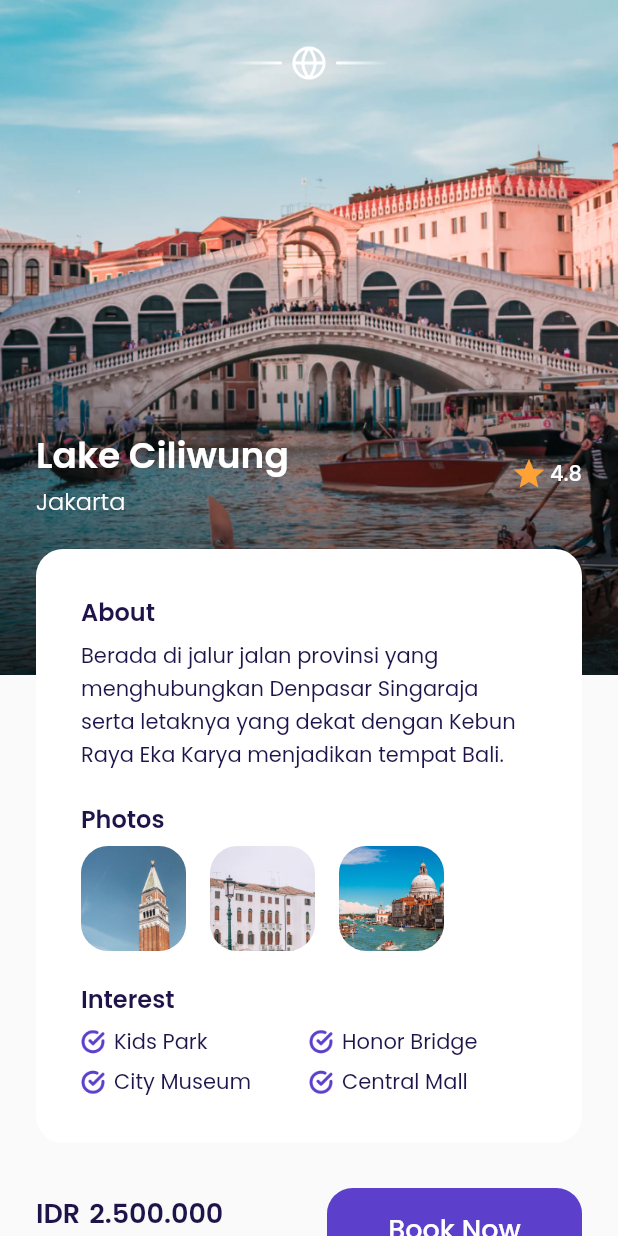
After one commit to heyaender/flutter-flyon-airplane, a Flutter app: the MainPage screen opened by its route, after a tap on "4.8", on a phone screen of 412 x 824 dp. The commit adds this screen. Run offline on Flutter 3.47's test engine with Material 2 defaults, Android fonts, the light colour scheme and no system bars; our stand-ins replace google_fonts.

Commit message:
Slicing Detail Pages

```diff
--- a/lib/shared/theme.dart
+++ b/lib/shared/theme.dart
@@ -13,6 +13,7 @@ Color greenColor = Color(0xFF0EC3AE);
 Color pinkColor = Color(0xFFEB70A5);
 Color yellowColor = Color(0xFFFFA235);
 Color transparantColor = Color(0x00000000);
+Color blackColor = Color(0xFF000000);
 
 TextStyle darkText = GoogleFonts.poppins(
   color: purpleDarkColor,
--- /dev/null
+++ b/lib/ui/pages/detail_page.dart
@@ -0,0 +1,305 @@
+// ignore_for_file: prefer_const_constructors, prefer_const_literals_to_create_immutables
+
+import 'package:flutter/material.dart';
+import 'package:flyon_airplane_app/shared/theme.dart';
+import 'package:flyon_airplane_app/ui/widgets/custom_button.dart';
+import 'package:flyon_airplane_app/ui/widgets/detail_page_photos.dart';
+import 'package:flyon_airplane_app/ui/widgets/interest_list.dart';
+
+class DetailPage extends StatelessWidget {
+  const DetailPage({Key? key}) : super(key: key);
+
+  @override
+  Widget build(BuildContext context) {
+    Widget backgroundImage() {
+      return Container(
+        width: double.infinity,
+        height: 450,
+        decoration: BoxDecoration(
+          image: DecorationImage(
+            image: AssetImage(
+              'assets/images/image_destination-1.png',
+            ),
+            fit: BoxFit.cover,
+          ),
+        ),
+      );
+    }
+
+    Widget backgroundShadow() {
+      return Container(
+        margin: EdgeInsets.only(top: 236),
+        width: double.infinity,
+        height: 214,
+        decoration: BoxDecoration(
+          gradient: LinearGradient(
+            begin: Alignment.topCenter,
+            end: Alignment.bottomCenter,
+            colors: [
+              transparantColor.withOpacity(0),
+              blackColor.withOpacity(0.8),
+            ],
+          ),
+        ),
+      );
+    }
+
+    Widget content() {
+      Widget emblem() {
+        return Container(
+          width: double.infinity,
+          height: 24,
+          decoration: BoxDecoration(
+            image: DecorationImage(
+              image: AssetImage(
+                'assets/icons/emblem.png',
+              ),
+            ),
+          ),
+        );
+      }
+
+      Widget title() {
+        return Container(
+          margin: EdgeInsets.only(
+            left: defaultmargin,
+            right: defaultmargin,
+            top: 232,
+          ),
+          width: double.infinity,
+          height: 60,
+          child: Row(
+            children: [
+              Expanded(
+                child: Column(
+                  crossAxisAlignment: CrossAxisAlignment.start,
+                  children: [
+                    Text(
+                      'Lake Ciliwung',
+                      style: whiteText.copyWith(
+                        fontSize: 24,
+                        fontWeight: semiBold,
+                      ),
+                      overflow: TextOverflow.ellipsis,
+                    ),
+                    Text(
+                      'Jakarta',
+                      style: whiteText.copyWith(
+                        fontSize: 16,
+                        fontWeight: light,
+                      ),
+                    ),
+                  ],
+                ),
+              ),
+              Row(
+                children: [
+                  SizedBox(
+                    width: 46,
+                    height: 24,
+                  ),
+                  Icon(
+                    Icons.star,
+                    color: yellowColor,
+                    size: 24,
+                  ),
+                  SizedBox(
+                    width: 2,
+                  ),
+                  Text(
+                    '4.8',
+                    style: whiteText.copyWith(
+                      fontWeight: medium,
+                    ),
+                  ),
+                ],
+              )
+            ],
+          ),
+        );
+      }
+
+      Widget description() {
+        return Container(
+          width: double.infinity,
+          margin: EdgeInsets.only(
+            left: defaultmargin,
+            right: defaultmargin,
+            top: 20,
+          ),
+          padding: EdgeInsets.symmetric(
+            horizontal: 30,
+            vertical: 30,
+          ),
+          decoration: BoxDecoration(
+            color: whiteColor,
+            borderRadius: BorderRadius.circular(
+              18,
+            ),
+          ),
+          child: Column(
+            crossAxisAlignment: CrossAxisAlignment.start,
+            children: [
+              Text(
+                'About',
+                style: darkText.copyWith(
+                  fontSize: 16,
+                  fontWeight: semiBold,
+                ),
+              ),
+              SizedBox(
+                height: 6,
+              ),
+              Text(
+                'Berada di jalur jalan provinsi yang menghubungkan Denpasar Singaraja serta letaknya yang dekat dengan Kebun Raya Eka Karya menjadikan tempat Bali.',
+                style: darkText.copyWith(
+                  fontWeight: regular,
+                  height: 1.6,
+                ),
+              ),
+              Container(
+                margin: EdgeInsets.only(
+                  top: 20,
+                ),
+              ),
+              Text(
+                'Photos',
+                style: darkText.copyWith(
+                  fontSize: 16,
+                  fontWeight: semiBold,
+                ),
+              ),
+              Row(
+                children: [
+                  DetailPagePhotos(
+                    imageUrl: 'assets/images/image_destination-s-6.png',
+                  ),
+                  DetailPagePhotos(
+                    imageUrl: 'assets/images/image_destination-s-7.png',
+                  ),
+                  DetailPagePhotos(
+                    imageUrl: 'assets/images/image_destination-s-8.png',
+                  ),
+                ],
+              ),
+              SizedBox(
+                height: 20,
+              ),
+              Text(
+                'Interest',
+                style: darkText.copyWith(
+                  fontSize: 16,
+                  fontWeight: semiBold,
+                ),
+              ),
+              Column(
+                children: [
+                  Row(
+                    children: [
+                      InterestList(
+                        textItem: 'Kids Park',
+                      ),
+                      InterestList(
+                        textItem: 'Honor Bridge',
+                      ),
+                    ],
+                  ),
+                  Row(
+                    children: [
+                      InterestList(
+                        textItem: 'City Museum',
+                      ),
+                      InterestList(
+                        textItem: 'Central Mall',
+                      ),
+                    ],
+                  ),
+                ],
+              )
+            ],
+          ),
+        );
+      }
+
+      Widget bookCheckout() {
+        return Container(
+          margin: EdgeInsets.only(
+            left: defaultmargin,
+            right: defaultmargin,
+            top: 30,
+            bottom: 31,
+          ),
+          width: double.infinity,
+          child: Row(
+            children: [
+              Expanded(
+                child: Column(
+                  crossAxisAlignment: CrossAxisAlignment.start,
+                  children: [
+                    Row(
+                      children: [
+                        Text(
+                          'IDR',
+                          style: darkText.copyWith(
+                            fontSize: 18,
+                            fontWeight: semiBold,
+                          ),
+                        ),
+                        SizedBox(
+                          width: 6,
+                        ),
+                        Text(
+                          '2.500.000',
+                          style: darkText.copyWith(
+                            fontSize: 18,
+                            fontWeight: semiBold,
+                          ),
+                        ),
+                      ],
+                    ),
+                    Text(
+                      'per orang',
+                      style: greyText.copyWith(
+                        fontWeight: light,
+                      ),
+                    ),
+                  ],
+                ),
+              ),
+              CustomButton(
+                title: 'Book Now',
+                onTap: () {},
+                width: 170,
+              ),
+            ],
+          ),
+        );
+      }
+
+      return Container(
+        margin: EdgeInsets.only(
+          top: 30,
+        ),
+        child: SafeArea(
+          child: Column(
+            children: [emblem(), title(), description(), bookCheckout()],
+          ),
+        ),
+      );
+    }
+
+    return Scaffold(
+      backgroundColor: whiteCloudColor,
+      body: SingleChildScrollView(
+        scrollDirection: Axis.vertical,
+        child: Stack(
+          children: [
+            backgroundImage(),
+            backgroundShadow(),
+            content(),
+          ],
+        ),
+      ),
+    );
+  }
+}
--- a/lib/ui/widgets/custom_popular_destination.dart
+++ b/lib/ui/widgets/custom_popular_destination.dart
@@ -2,6 +2,7 @@
 
 import 'package:flutter/material.dart';
 import 'package:flyon_airplane_app/shared/theme.dart';
+import 'package:flyon_airplane_app/ui/pages/detail_page.dart';
 
 class CustomPopularDestination extends StatelessWidget {
   const CustomPopularDestination({
@@ -19,7 +20,16 @@ class CustomPopularDestination extends StatelessWidget {
 
   @override
   Widget build(BuildContext context) {
-    return Container(
+    return GestureDetector(
+      onTap: () {
+        Navigator.push(
+          context,
+          MaterialPageRoute(
+            builder: (context) => DetailPage(),
+          ),
+        );
+      },
+      child: Container(
         width: 200,
         height: 323,
         padding: EdgeInsets.all(10),
@@ -119,6 +129,7 @@ class CustomPopularDestination extends StatelessWidget {
             ),
           ],
         ),
+      ),
     );
   }
 }
--- /dev/null
+++ b/lib/ui/widgets/detail_page_photos.dart
@@ -0,0 +1,28 @@
+// ignore_for_file: prefer_const_constructors
+
+import 'package:flutter/material.dart';
+
+class DetailPagePhotos extends StatelessWidget {
+  const DetailPagePhotos({
+    Key? key,
+    required this.imageUrl,
+  }) : super(key: key);
+
+  final String imageUrl;
+
+  @override
+  Widget build(BuildContext context) {
+    return Container(
+      margin: EdgeInsets.only(
+        top: 6,
+        right: 16,
+      ),
+      width: 70,
+      height: 70,
+      decoration: BoxDecoration(
+        image: DecorationImage(image: AssetImage(imageUrl), fit: BoxFit.cover),
+        borderRadius: BorderRadius.circular(18),
+      ),
+    );
+  }
+}
--- /dev/null
+++ b/lib/ui/widgets/interest_list.dart
@@ -0,0 +1,47 @@
+// ignore_for_file: prefer_const_constructors
+
+import 'package:flutter/material.dart';
+import 'package:flyon_airplane_app/shared/theme.dart';
+
+class InterestList extends StatelessWidget {
+  const InterestList({
+    Key? key,
+    required this.textItem,
+  }) : super(key: key);
+
+  final String textItem;
+
+  @override
+  Widget build(BuildContext context) {
+    return Expanded(
+      child: Row(
+        children: [
+          Container(
+            margin: EdgeInsets.only(
+              top: 6,
+            ),
+            child: Row(
+              children: [
+                Image.asset(
+                  'assets/icons/fi_check-circle.png',
+                  height: 16,
+                  width: 16,
+                  fit: BoxFit.cover,
+                ),
+                SizedBox(
+                  width: 6,
+                ),
+                Text(
+                  textItem,
+                  style: darkText.copyWith(
+                    fontWeight: regular,
+                  ),
+                ),
+              ],
+            ),
+          ),
+        ],
+      ),
+    );
+  }
+}
```
Also changed, not shown: assets/images/image_destination-s-6.png (added), assets/images/image_destination-s-7.png (added), assets/images/image_destination-s-8.png (added), 17 other files. Lines whose indentation alone changed are shown as unchanged.
